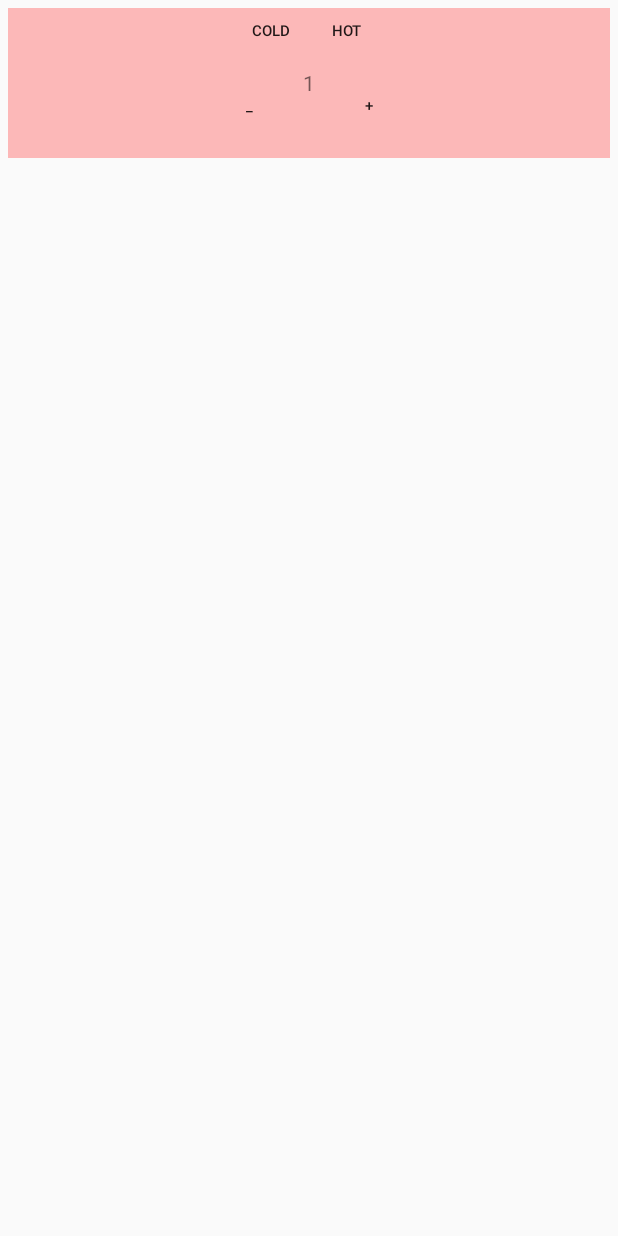
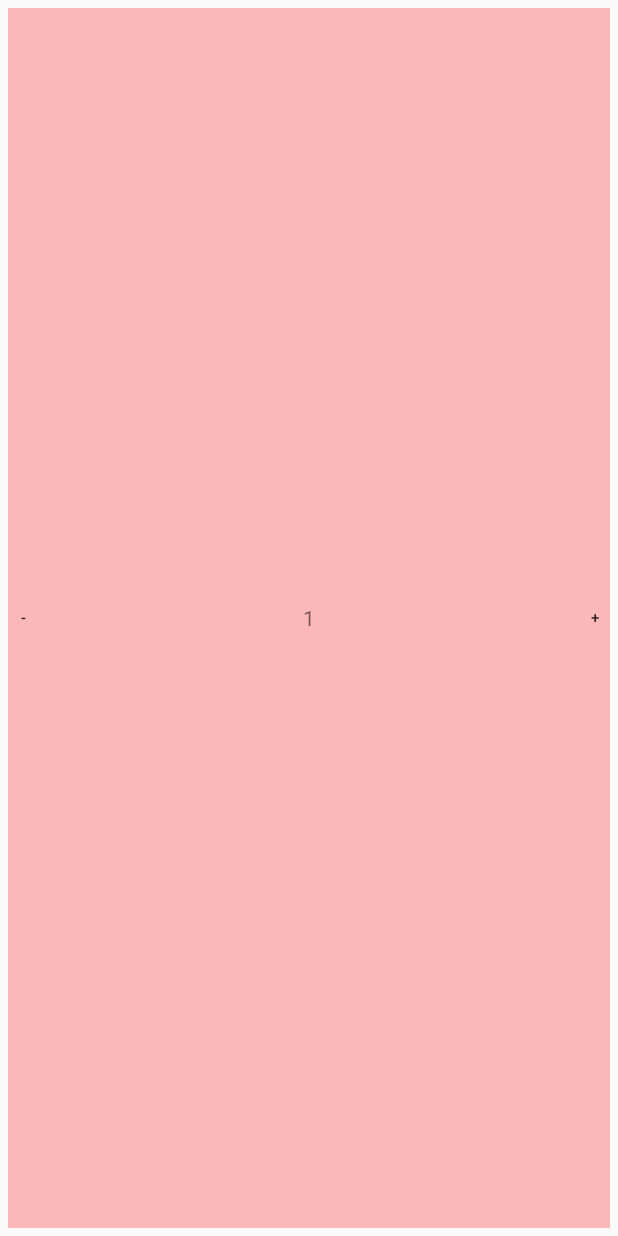
Before and after one commit to hkq325800/GeekCoffee, an Android app: the layout item_staggered_home.xml on its own in the app's theme, with its tools: preview values and no code run, on a phone screen of 412 x 824 dp. Run offline under Robolectric (Android 15) with nearby library versions, the phone set to English and light mode, and no system bars.

Commit message:
4/27-2
更改列数为2 以瀑布式作为主页面 更改随机高度生成公示 冷热完成 以AddData出入最后的方式修复显示错位

```diff
--- a/app/src/main/AndroidManifest.xml
+++ b/app/src/main/AndroidManifest.xml
@@ -12,7 +12,7 @@
         android:label="@string/app_name"
         android:theme="@style/AppTheme" >
         <activity
-            android:name=".MainActivity"
+            android:name=".StaggeredGridLayoutActivity"
             android:label="@string/app_name" >
             <intent-filter>
                 <action android:name="android.intent.action.MAIN" />
@@ -22,7 +22,7 @@
         </activity>
         <activity android:name=".List.Consumption" android:theme="@android:style/Theme.DeviceDefault.Light">
         </activity>
-        <activity android:name=".StaggeredGridLayoutActivity" >
+        <activity android:name=".MainActivity" >
         </activity>
         <activity android:name=".ResultActivity" >
         </activity>
--- a/app/src/main/java/com/example/administrator/geekcoffee/CrossButtonLayout.java
+++ b/app/src/main/java/com/example/administrator/geekcoffee/CrossButtonLayout.java
@@ -16,24 +16,24 @@ public class CrossButtonLayout extends RelativeLayout{
     public CrossButtonLayout(Context context, AttributeSet attrs) {
         super(context, attrs);
         LayoutInflater.from(context).inflate(R.layout.custom_cross,this);
-        final Button num_cut = (Button) findViewById(R.id.num_cut);
-        final Button num_add = (Button) findViewById(R.id.num_add);
-        final Button cold = (Button) findViewById(R.id.cold);
-        final Button hot = (Button) findViewById(R.id.hot);
+        final Button btn_cut = (Button) findViewById(R.id.btn_cut);
+        final Button btn_add = (Button) findViewById(R.id.btn_add);
+        /*final Button cold = (Button) findViewById(R.id.cold);
+        final Button hot = (Button) findViewById(R.id.hot);*/
         //TextView tv = (TextView) findViewById(R.id.cross_text);
-        num_cut.setOnClickListener(new OnClickListener() {
+        btn_cut.setOnClickListener(new OnClickListener() {
             @Override
             public void onClick(View v) {
-                Toast.makeText(getContext(),num_cut.getText().toString(),Toast.LENGTH_SHORT).show();
+                Toast.makeText(getContext(),btn_cut.getText().toString(),Toast.LENGTH_SHORT).show();
             }
         });
-        num_add.setOnClickListener(new OnClickListener() {
+        btn_add.setOnClickListener(new OnClickListener() {
             @Override
             public void onClick(View v) {
-                Toast.makeText(getContext(),num_add.getText().toString(),Toast.LENGTH_SHORT).show();
+                Toast.makeText(getContext(),btn_add.getText().toString(),Toast.LENGTH_SHORT).show();
             }
         });
-        cold.setOnClickListener(new OnClickListener() {
+        /*cold.setOnClickListener(new OnClickListener() {
             @Override
             public void onClick(View v) {
 
@@ -44,6 +44,6 @@ public class CrossButtonLayout extends RelativeLayout{
             public void onClick(View v) {
 
             }
-        });
+        });*/
     }
 }
--- a/app/src/main/java/com/example/administrator/geekcoffee/StaggeredGridLayoutActivity.java
+++ b/app/src/main/java/com/example/administrator/geekcoffee/StaggeredGridLayoutActivity.java
@@ -34,7 +34,7 @@ public class StaggeredGridLayoutActivity extends ActionBarActivity
 		mRecyclerView = (RecyclerView) findViewById(R.id.id_recyclerview);
 		mStaggeredHomeAdapter = new StaggeredHomeAdapter(this, mDatas);
 
-		mRecyclerView.setLayoutManager(new StaggeredGridLayoutManager(3,
+		mRecyclerView.setLayoutManager(new StaggeredGridLayoutManager(2,
 				StaggeredGridLayoutManager.VERTICAL));
 		mRecyclerView.setAdapter(mStaggeredHomeAdapter);
 		// 设置item动画
@@ -106,7 +106,7 @@ public class StaggeredGridLayoutActivity extends ActionBarActivity
 		switch (item.getItemId())
 		{
 		case R.id.id_action_add:
-			mStaggeredHomeAdapter.addData(1);
+			mStaggeredHomeAdapter.addData(mDatas.size());
 			break;
 		case R.id.id_action_delete:
 			//mStaggeredHomeAdapter.removeData(1);
--- a/app/src/main/res/layout/custom_cross.xml
+++ b/app/src/main/res/layout/custom_cross.xml
@@ -1,36 +1,18 @@
 <?xml version="1.0" encoding="utf-8"?>
 <RelativeLayout xmlns:android="http://schemas.android.com/apk/res/android"
-    android:layout_width="100dp"
-    android:layout_height="100dp">
+    android:layout_width="match_parent"
+    android:layout_height="match_parent">
     <Button
-        android:id="@+id/cold"
-        android:textSize="10sp"
-
-        android:layout_width="50dp"
-        android:layout_height="30dp"
-        android:background="#00000000"
-        android:text="cold"/>
-    <Button
-        android:id="@+id/hot"
-        android:textSize="10sp"
-        android:layout_width="50dp"
-        android:layout_height="30dp"
-        android:background="#00000000"
-        android:layout_toRightOf="@id/cold"
-        android:text="hot"/>
-    <Button
-        android:id="@+id/num_cut"
+        android:id="@+id/btn_cut"
         android:layout_alignParentLeft="true"
-        android:layout_below="@id/cold"
         android:layout_width="20dp"
         android:layout_height="match_parent"
         android:background="#00000000"
         android:textSize="10sp"
-        android:text="_"/>
+        android:text="-"/>
     <Button
-        android:id="@+id/num_add"
+        android:id="@+id/btn_add"
         android:layout_alignParentRight="true"
-        android:layout_below="@id/hot"
         android:layout_width="20dp"
         android:layout_height="match_parent"
         android:background="#00000000"
@@ -38,12 +20,20 @@
         android:ems="1"
         android:text="+"/>
 
-
-    <!--<TextView
-        android:id="@+id/cross_text"
-        android:layout_width="wrap_content"
+    <TextView
+        android:id="@+id/tv_temp"
+        android:layout_width="match_parent"
         android:layout_height="wrap_content"
-        android:layout_centerInParent="true"
-        android:textSize="50sp"
-        android:text="example"/>-->
+        android:text=""
+        android:gravity="center"
+        android:layout_marginTop="10dp"
+        android:layout_alignParentTop="true"/>
+    <TextView
+        android:id="@+id/tv_sum"
+        android:layout_width="match_parent"
+        android:layout_height="wrap_content"
+        android:gravity="center"
+        android:layout_alignParentBottom="true"
+        android:layout_marginBottom="10dp"
+        android:text=""/>
     </RelativeLayout>
--- a/app/src/main/res/layout/item_staggered_home.xml
+++ b/app/src/main/res/layout/item_staggered_home.xml
@@ -1,23 +1,24 @@
 <?xml version="1.0" encoding="utf-8"?>
 <FrameLayout xmlns:android="http://schemas.android.com/apk/res/android"
-    android:layout_width="match_parent"
+    android:layout_width="wrap_content"
     android:layout_height="wrap_content"
     android:layout_margin="5dp"
     android:background="@drawable/item_bg"
     >
     <com.example.administrator.geekcoffee.CrossButtonLayout
         android:id="@+id/cross"
-        android:layout_width="100dp"
-        android:layout_height="100dp"
+        android:layout_width="wrap_content"
+        android:layout_height="wrap_content"
         android:layout_gravity="center"
         android:gravity="center">
         </com.example.administrator.geekcoffee.CrossButtonLayout>
 
     <TextView
-            android:id="@+id/id_num"
+            android:id="@+id/tv_item"
             android:layout_width="wrap_content"
             android:layout_gravity="center"
             android:layout_height="wrap_content"
             android:gravity="center"
             android:text="1" />
+
 </FrameLayout>
```
Also changed, not shown: app/src/main/java/com/example/administrator/geekcoffee/StaggeredHomeAdapter.java (+70 -140 lines).
